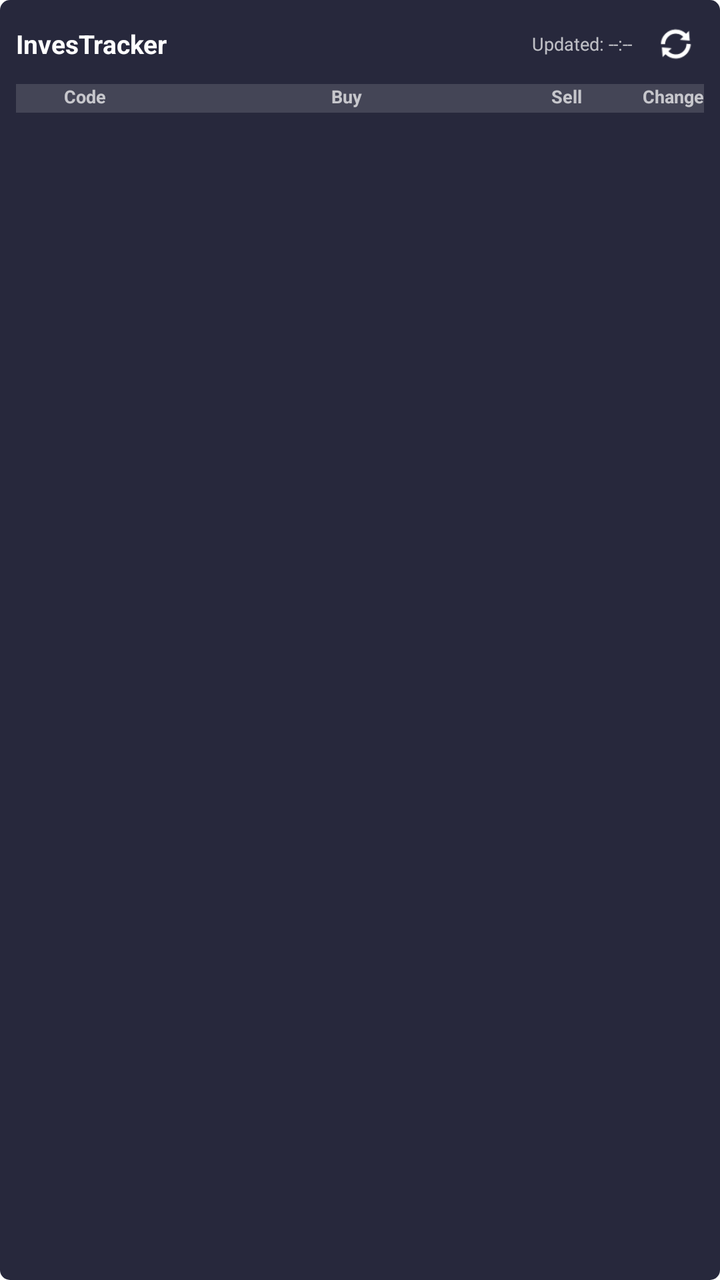
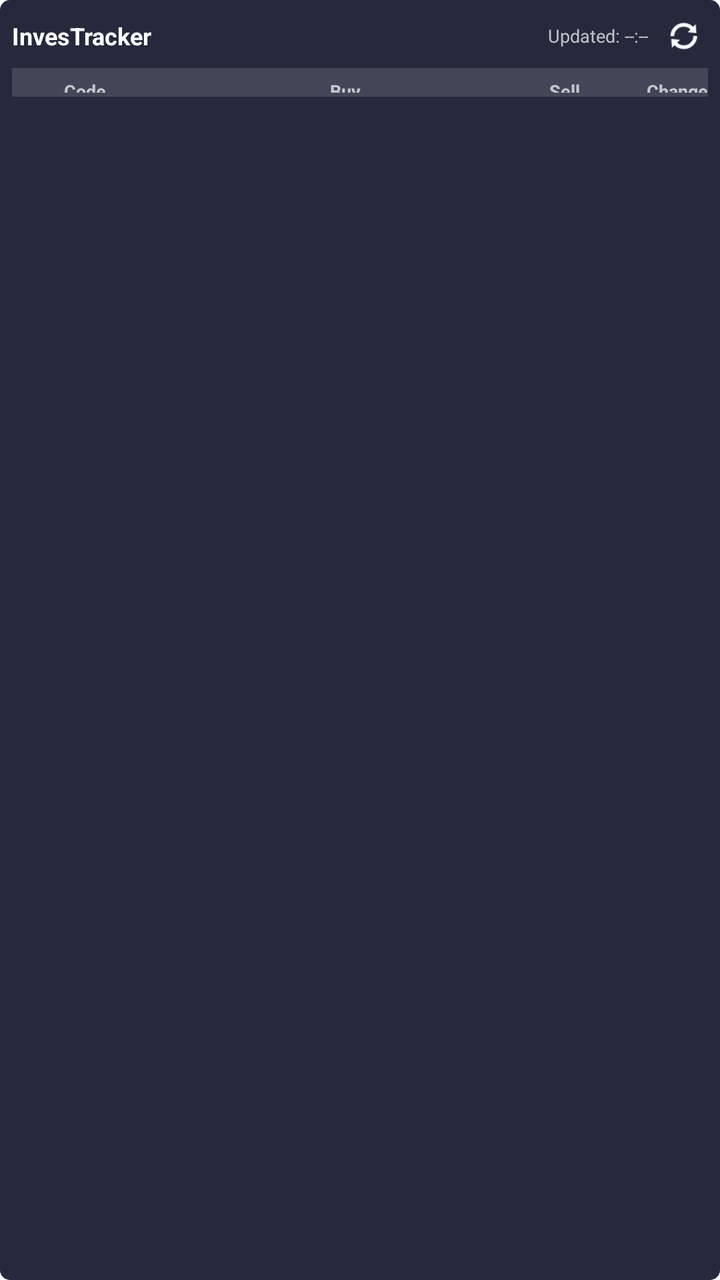

The first picture is an Android layout as it rendered before a commit; the second is the same layout after the commit. The layout source and the unified diff follow.
<!-- AndroidManifest.xml: fallback theme Theme.MaterialComponents.DayNight.NoActionBar -->
<!-- res/layout/home_widget.xml -->
<?xml version="1.0" encoding="utf-8"?>
<LinearLayout xmlns:android="http://schemas.android.com/apk/res/android"
    android:layout_width="match_parent"
    android:layout_height="match_parent"
    android:orientation="vertical"
    android:padding="8dp"
    android:background="@drawable/app_widget_background">

    
    <LinearLayout
        android:layout_width="match_parent"
        android:layout_height="wrap_content"
        android:orientation="horizontal"
        android:layout_marginBottom="6dp"
        android:gravity="center_vertical">

        <TextView
            android:id="@+id/widget_title"
            android:layout_width="0dp"
            android:layout_height="wrap_content"
            android:layout_weight="1"
            android:text="InvesTracker"
            android:textSize="13sp"
            android:textStyle="bold"
            android:textColor="#FFFFFF" />

        <TextView
            android:id="@+id/widget_update_time"
            android:layout_width="wrap_content"
            android:layout_height="wrap_content"
            android:text="Updated: --:--"
            android:textSize="9sp"
            android:textColor="#B3FFFFFF"
            android:layout_marginEnd="8dp" />

        
        <ImageButton
            android:id="@+id/refresh_button"
            android:layout_width="28dp"
            android:layout_height="28dp"
            android:src="@android:drawable/ic_popup_sync"
            android:background="?android:attr/selectableItemBackgroundBorderless"
            android:contentDescription="Refresh"
            android:scaleType="fitCenter"
            android:padding="4dp"
            android:tint="#FFFFFF" />
    </LinearLayout>

    
    <LinearLayout
        android:id="@+id/column_headers"
        android:layout_width="match_parent"
        android:layout_height="wrap_content"
        android:orientation="horizontal"
        android:layout_marginBottom="4dp"
        android:paddingBottom="2dp"
        android:background="#22FFFFFF">

        <TextView
            android:layout_width="24dp"
            android:layout_height="wrap_content"
            android:text=""
            android:textSize="8sp" />

        <TextView
            android:id="@+id/header_code"
            android:layout_width="45dp"
            android:layout_height="wrap_content"
            android:text="Code"
            android:textSize="9sp"
            android:textColor="#B3FFFFFF"
            android:textStyle="bold" />

        <TextView
            android:id="@+id/header_buy"
            android:layout_width="0dp"
            android:layout_weight="1"
            android:layout_height="wrap_content"
            android:text="Buy"
            android:textSize="9sp"
            android:textColor="#B3FFFFFF"
            android:textStyle="bold"
            android:gravity="end" />

        <TextView
            android:id="@+id/header_sell"
            android:layout_width="0dp"
            android:layout_weight="1"
            android:layout_height="wrap_content"
            android:text="Sell"
            android:textSize="9sp"
            android:textColor="#B3FFFFFF"
            android:textStyle="bold"
            android:gravity="end"
            android:layout_marginStart="6dp" />

        <TextView
            android:id="@+id/header_change"
            android:layout_width="55dp"
            android:layout_height="wrap_content"
            android:text="Change"
            android:textSize="9sp"
            android:textColor="#B3FFFFFF"
            android:textStyle="bold"
            android:gravity="end"
            android:layout_marginStart="6dp" />
    </LinearLayout>

    
    <LinearLayout
        android:id="@+id/currency_container"
        android:layout_width="match_parent"
        android:layout_height="wrap_content"
        android:orientation="vertical" />

    
    <TextView
        android:id="@+id/divider_1"
        android:layout_width="match_parent"
        android:layout_height="1dp"
        android:background="#33FFFFFF"
        android:layout_marginTop="2dp"
        android:layout_marginBottom="8dp"
        android:visibility="gone" />

    
    <LinearLayout
        android:id="@+id/gold_container"
        android:layout_width="match_parent"
        android:layout_height="wrap_content"
        android:orientation="vertical" />

    
    <TextView
        android:id="@+id/divider_2"
        android:layout_width="match_parent"
        android:layout_height="1dp"
        android:background="#33FFFFFF"
        android:layout_marginTop="2dp"
        android:layout_marginBottom="8dp"
        android:visibility="gone" />

    
    <LinearLayout
        android:id="@+id/crypto_container"
        android:layout_width="match_parent"
        android:layout_height="wrap_content"
        android:orientation="vertical" />

</LinearLayout>
<!-- resources referenced by this layout -->
<resources>
  <!-- drawable app_widget_background (drawable-v21) -->
  <?xml version="1.0" encoding="utf-8"?>
  <shape xmlns:android="http://schemas.android.com/apk/res/android"
      android:shape="rectangle">
      <solid
          android:color="#27283C" />
      <corners android:radius="5dp" />
  </shape>
</resources>

<!-- the commit's change to res/layout/home_widget.xml (unified diff, before → after) -->
@@ -3,15 +3,16 @@
     android:layout_width="match_parent"
     android:layout_height="match_parent"
     android:orientation="vertical"
-    android:padding="8dp"
+    android:padding="6dp"
+    android:gravity="top"
     android:background="@drawable/app_widget_background">
 
     
     <LinearLayout
         android:layout_width="match_parent"
-        android:layout_height="wrap_content"
+        android:layout_height="24dp"
         android:orientation="horizontal"
-        android:layout_marginBottom="6dp"
+        android:layout_marginBottom="4dp"
         android:gravity="center_vertical">
 
         <TextView
@@ -20,9 +21,10 @@
             android:layout_height="wrap_content"
             android:layout_weight="1"
             android:text="InvesTracker"
-            android:textSize="13sp"
+            android:textSize="12sp"
             android:textStyle="bold"
-            android:textColor="#FFFFFF" />
+            android:textColor="#FFFFFF"
+            android:maxLines="1" />
 
         <TextView
             android:id="@+id/widget_update_time"
@@ -31,18 +33,18 @@
             android:text="Updated: --:--"
             android:textSize="9sp"
             android:textColor="#B3FFFFFF"
-            android:layout_marginEnd="8dp" />
+            android:layout_marginEnd="6dp"
+            android:maxLines="1" />
 
-        
         <ImageButton
             android:id="@+id/refresh_button"
-            android:layout_width="28dp"
-            android:layout_height="28dp"
+            android:layout_width="24dp"
+            android:layout_height="24dp"
             android:src="@android:drawable/ic_popup_sync"
             android:background="?android:attr/selectableItemBackgroundBorderless"
             android:contentDescription="Refresh"
             android:scaleType="fitCenter"
-            android:padding="4dp"
+            android:padding="3dp"
             android:tint="#FFFFFF" />
     </LinearLayout>
 
@@ -52,15 +54,14 @@
         android:layout_width="match_parent"
         android:layout_height="wrap_content"
         android:orientation="horizontal"
-        android:layout_marginBottom="4dp"
+        android:layout_marginBottom="2dp"
         android:paddingBottom="2dp"
         android:background="#22FFFFFF">
 
+        
         <TextView
-            android:layout_width="24dp"
-            android:layout_height="wrap_content"
-            android:text=""
-            android:textSize="8sp" />
+            android:layout_width="26dp"
+            android:layout_height="1dp" />
 
         <TextView
             android:id="@+id/header_code"
@@ -96,7 +97,7 @@
 
         <TextView
             android:id="@+id/header_change"
-            android:layout_width="55dp"
+            android:layout_width="58dp"
             android:layout_height="wrap_content"
             android:text="Change"
             android:textSize="9sp"
@@ -120,7 +121,7 @@
         android:layout_height="1dp"
         android:background="#33FFFFFF"
         android:layout_marginTop="2dp"
-        android:layout_marginBottom="8dp"
+        android:layout_marginBottom="6dp"
         android:visibility="gone" />
 
     
@@ -137,7 +138,7 @@
         android:layout_height="1dp"
         android:background="#33FFFFFF"
         android:layout_marginTop="2dp"
-        android:layout_marginBottom="8dp"
+        android:layout_marginBottom="6dp"
         android:visibility="gone" />
 
     
